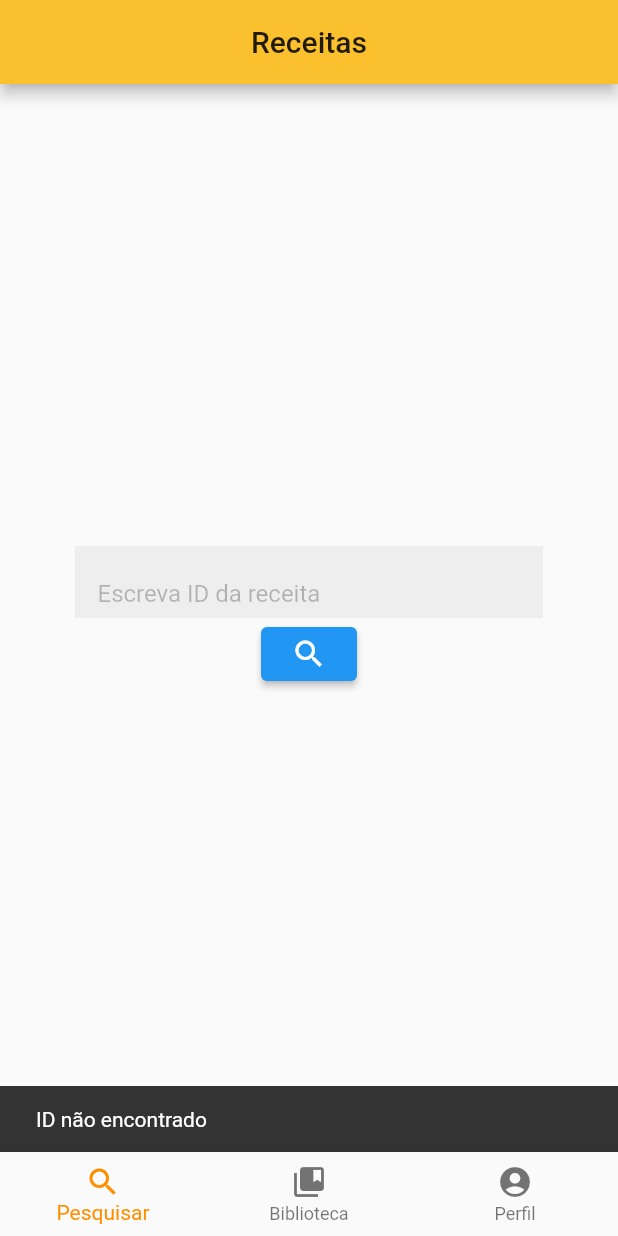
After one commit to 231396/SI700_flutter_app, a Flutter app: the HomeScreen screen opened directly, after a tap on the "search" icon, on a phone screen of 412 x 824 dp. The commit adds this screen. Run offline on Flutter 3.47's test engine with Material 2 defaults, Android fonts, the phone set to English and light mode, and no system bars; network calls fail.

Commit message:
Search Page

```diff
--- a/lib/main.dart
+++ b/lib/main.dart
@@ -1,5 +1,4 @@
 import 'package:flutter/material.dart';
-import 'package:flutter_app/view/MainScreen/screen.dart';
 import 'package:flutter_app/view/LoginScreen/screen.dart';
 
 void main() => runApp(MainApp());
@@ -8,6 +7,6 @@ class MainApp extends StatelessWidget {
 	@override
 	Widget build(BuildContext context) => MaterialApp(
 		theme: ThemeData(primaryColor: Colors.yellow.shade700),
-		home: HomeScreen(),
+		home: LoginSingupScreen(),
 	);
 }
--- a/lib/view/LoginScreen/screen.dart
+++ b/lib/view/LoginScreen/screen.dart
@@ -15,7 +15,7 @@ class LoginSingupScreen extends StatelessWidget
 				backgroundColor: Colors.transparent,
 				appBar: AppBar(
 					centerTitle: true,
-					title: Text("Receitas de Bolo"),
+					title: Text("Receitas Ínicio"),
 					bottom: TabBar(
 						tabs: [
 							Tab(child: Text("Logar", style: tabTextStyle)),
--- a/lib/view/LoginScreen/shared.dart
+++ b/lib/view/LoginScreen/shared.dart
@@ -87,6 +87,7 @@ Widget emailField() =>  Column(
 	],
 );
 
+
 const hintTextStyle = TextStyle(
 	color: Colors.white54,
 );
--- a/lib/view/MainScreen/screen.dart
+++ b/lib/view/MainScreen/screen.dart
@@ -1,6 +1,7 @@
 import 'package:flutter/material.dart';
 import 'profile.dart';
 import 'myRecipes.dart';
+import 'searchRecipe.dart';
 
 class HomeScreen extends StatefulWidget
 {
@@ -13,6 +14,7 @@ class HomeScreenStatefulState extends State<HomeScreen>
   	int currentNavIndex = 1;
 
   	final List<Widget> navOptions = [
+		  SeacrhRecipesWidget(),
 		  MyRecipesWidget(),
 		  ProfileWidget(),
   	];
@@ -31,6 +33,10 @@ class HomeScreenStatefulState extends State<HomeScreen>
 				onTap: onNavItemTap,
 				items: const <BottomNavigationBarItem>[
 					BottomNavigationBarItem(
+						icon: Icon(Icons.search),
+						label: 'Pesquisar',
+					),
+					BottomNavigationBarItem(
 						icon: Icon(Icons.collections_bookmark),
 						label: 'Biblioteca',
 					),
--- /dev/null
+++ b/lib/view/MainScreen/searchRecipe.dart
@@ -0,0 +1,60 @@
+import 'package:flutter/material.dart';
+import 'package:flutter_app/global.dart';
+import 'package:flutter_app/view/Recipes/recipeVizualizer.dart';
+
+class SeacrhRecipesWidget extends StatefulWidget {
+	@override
+	State<StatefulWidget> createState() => new SeacrhRecipesWidgetState();
+}
+
+class SeacrhRecipesWidgetState extends State<SeacrhRecipesWidget>
+{
+	final idFieldController = TextEditingController();
+
+	@override
+	Widget build(BuildContext context)
+	{
+		return Scaffold(
+			backgroundColor: Colors.transparent,
+			body: Column(
+				mainAxisAlignment: MainAxisAlignment.center,
+				children: [
+					Container(
+						color: Colors.grey[200],
+						margin: EdgeInsets.symmetric(horizontal: 50),
+						child: TextField(
+								controller: idFieldController,
+								keyboardType: TextInputType.number,
+								style: TextStyle(color: Colors.black),
+								decoration: InputDecoration(
+									contentPadding: EdgeInsets.only(top: 15, left: 15),
+									border: InputBorder.none,
+									hintText: 'Escreva ID da receita',
+									hintStyle: TextStyle(color: Colors.black26),
+								),
+							),
+					),
+					ElevatedButton(
+						onPressed: findAndOpenRecipe,
+						child: Icon(Icons.search),
+					),
+				]
+			),
+		);
+	}
+
+	@override
+	void dispose() {
+		idFieldController.dispose();
+		super.dispose();
+	}
+
+	void findAndOpenRecipe()
+	{
+		if(idFieldController.text == "1")
+			Navigator.push(context, MaterialPageRoute(builder: (context) => RecipeVizualizerScreen(recipe: new SingleRecipe())));
+		else
+			ScaffoldMessenger.of(context).showSnackBar(SnackBar(content: Text('ID não encontrado')));
+	}
+
+}
```
Also changed, not shown: lib/view/MainScreen/myRecipes.dart (+7 -4 lines), lib/view/Recipes/recipeEdit.dart (+32 -1 lines).
